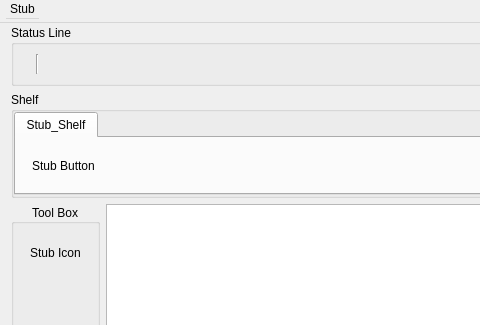
FXTD-ODYSSEY/Maya-UIBot, file UIBot/config/UIBot.ui: the form before one commit; both pictures show x 0 to 480 and y 0 to 325 of the 927 by 714 pixel window.
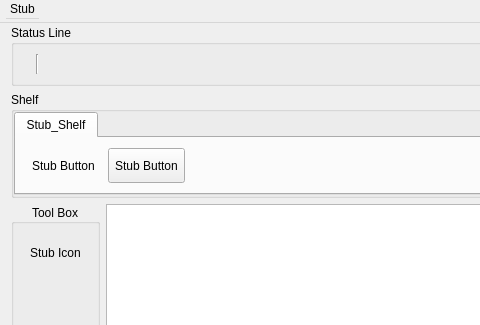
The form after the commit. Icons and pictures are not drawn.

Diff of the .ui file:
```diff
--- a/UIBot/config/UIBot.ui
+++ b/UIBot/config/UIBot.ui
@@ -113,6 +113,29 @@
             </property>
            </widget>
           </item>
+          <item>
+           <widget class="QToolButton" name="test_button">
+            <property name="minimumSize">
+             <size>
+              <width>35</width>
+              <height>35</height>
+             </size>
+            </property>
+            <property name="toolTip">
+             <string>a</string>
+            </property>
+            <property name="text">
+             <string>Stub Button</string>
+            </property>
+            <property name="icon">
+             <iconset>
+              <normaloff>../icons/sun.png</normaloff>../icons/sun.png</iconset>
+            </property>
+            <property name="autoRaise">
+             <bool>false</bool>
+            </property>
+           </widget>
+          </item>
           <item>
            <spacer name="horizontalSpacer_2">
             <property name="orientation">
```
Left out of the diff: 2 changed lines with no effect on the pictures.
